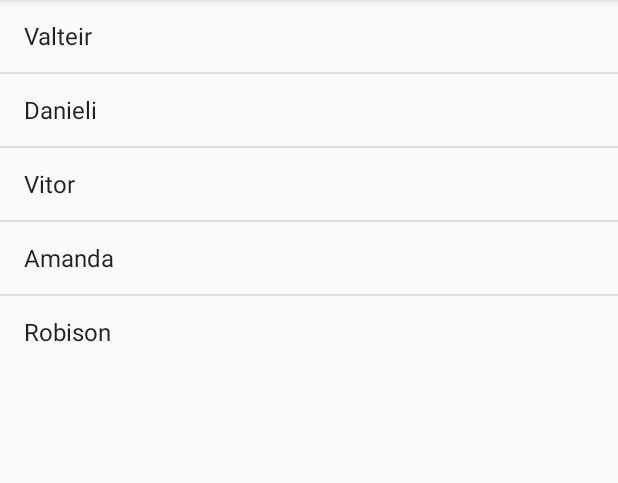
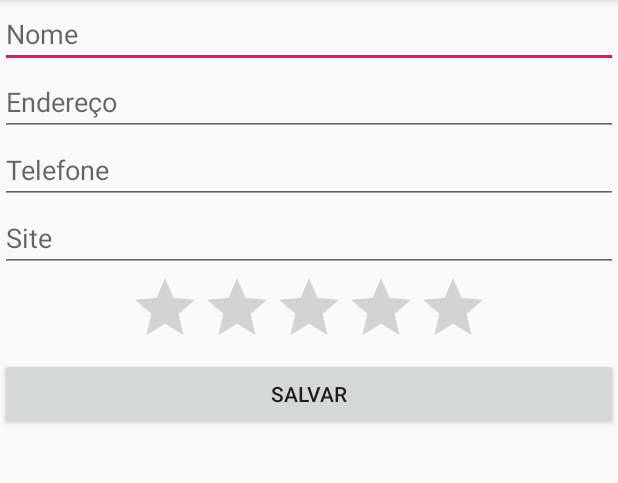
Before and after one commit to ValteirEleuterio/Alura-Android---Lista-Alunos, an Android app: the screen it shows after launch (ListaAlunosActivity before the commit, FormularioActivity after it), on a phone screen of 412 x 824 dp, the part 84-567 px from its top. Run offline under Robolectric (Android 15) with nearby library versions, the phone set to English and light mode, and no system bars.

Commit message:
exercicios modulo 2

```diff
--- a/app/src/main/AndroidManifest.xml
+++ b/app/src/main/AndroidManifest.xml
@@ -9,13 +9,14 @@
         android:roundIcon="@mipmap/ic_launcher_round"
         android:supportsRtl="true"
         android:theme="@style/AppTheme">
-        <activity android:name=".ListaAlunosActivity">
+        <activity android:name=".FormularioActivity">
             <intent-filter>
                 <action android:name="android.intent.action.MAIN" />
 
                 <category android:name="android.intent.category.LAUNCHER" />
             </intent-filter>
         </activity>
+        <activity android:name=".ListaAlunosActivity"></activity>
     </application>
 
 </manifest>
--- /dev/null
+++ b/app/src/main/java/alura/com/br/FormularioActivity.java
@@ -0,0 +1,27 @@
+package alura.com.br;
+
+import android.support.v7.app.AppCompatActivity;
+import android.os.Bundle;
+import android.view.View;
+import android.widget.Button;
+import android.widget.Toast;
+
+public class FormularioActivity extends AppCompatActivity {
+
+    @Override
+    protected void onCreate(Bundle savedInstanceState) {
+        super.onCreate(savedInstanceState);
+        setContentView(R.layout.activity_formulario);
+
+        Button botaoSalvar = (Button) findViewById(R.id.formulario_salvar);
+
+        botaoSalvar.setOnClickListener(new View.OnClickListener() {
+            @Override
+            public void onClick(View view) {
+                Toast.makeText(FormularioActivity.this, "Aluno salvo com sucesso!", Toast.LENGTH_SHORT).show();
+            }
+        });
+
+    }
+
+}
--- /dev/null
+++ b/app/src/main/res/layout/activity_formulario.xml
@@ -0,0 +1,52 @@
+<?xml version="1.0" encoding="utf-8"?>
+<ScrollView
+    xmlns:android="http://schemas.android.com/apk/res/android"
+    android:layout_width="match_parent"
+    android:layout_height="match_parent">
+
+    <LinearLayout xmlns:android="http://schemas.android.com/apk/res/android"
+        xmlns:tools="http://schemas.android.com/tools"
+        android:layout_width="match_parent"
+        android:layout_height="match_parent"
+        android:orientation="vertical"
+        tools:context=".FormularioActivity">
+
+        <EditText
+            android:layout_width="match_parent"
+            android:layout_height="wrap_content"
+            android:hint="Nome"
+            android:id="@+id/formulario_nome"/>
+
+        <EditText
+            android:layout_width="match_parent"
+            android:layout_height="wrap_content"
+            android:hint="Endereço"
+            android:id="@+id/formulario_endereco"/>
+
+        <EditText
+            android:layout_width="match_parent"
+            android:layout_height="wrap_content"
+            android:hint="Telefone"
+            android:id="@+id/formulario_telefone"/>
+
+        <EditText
+            android:layout_width="match_parent"
+            android:layout_height="wrap_content"
+            android:hint="Site"
+            android:id="@+id/formulario_site"/>
+
+        <RatingBar
+            android:layout_width="wrap_content"
+            android:layout_height="wrap_content"
+            android:layout_gravity="center"
+            android:numStars="5"
+            android:max="10"
+            android:id="@+id/formulario_nota"/>
+
+        <Button
+            android:layout_width="match_parent"
+            android:layout_height="wrap_content"
+            android:text="Salvar"
+            android:id="@+id/formulario_salvar"/>
+    </LinearLayout>
+</ScrollView>
--- a/app/src/main/res/layout/activity_lista_alunos.xml
+++ b/app/src/main/res/layout/activity_lista_alunos.xml
@@ -1,6 +1,5 @@
 <?xml version="1.0" encoding="utf-8"?>
 <LinearLayout xmlns:android="http://schemas.android.com/apk/res/android"
-    xmlns:app="http://schemas.android.com/apk/res-auto"
     xmlns:tools="http://schemas.android.com/tools"
     android:layout_width="match_parent"
     android:layout_height="match_parent"
```
